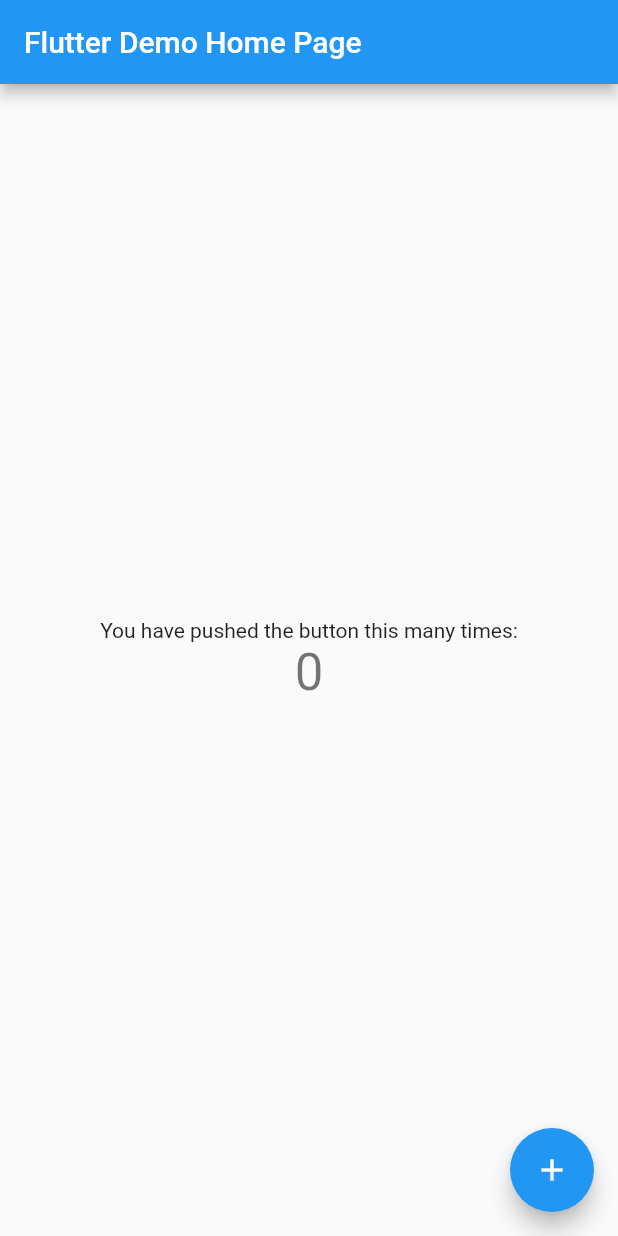
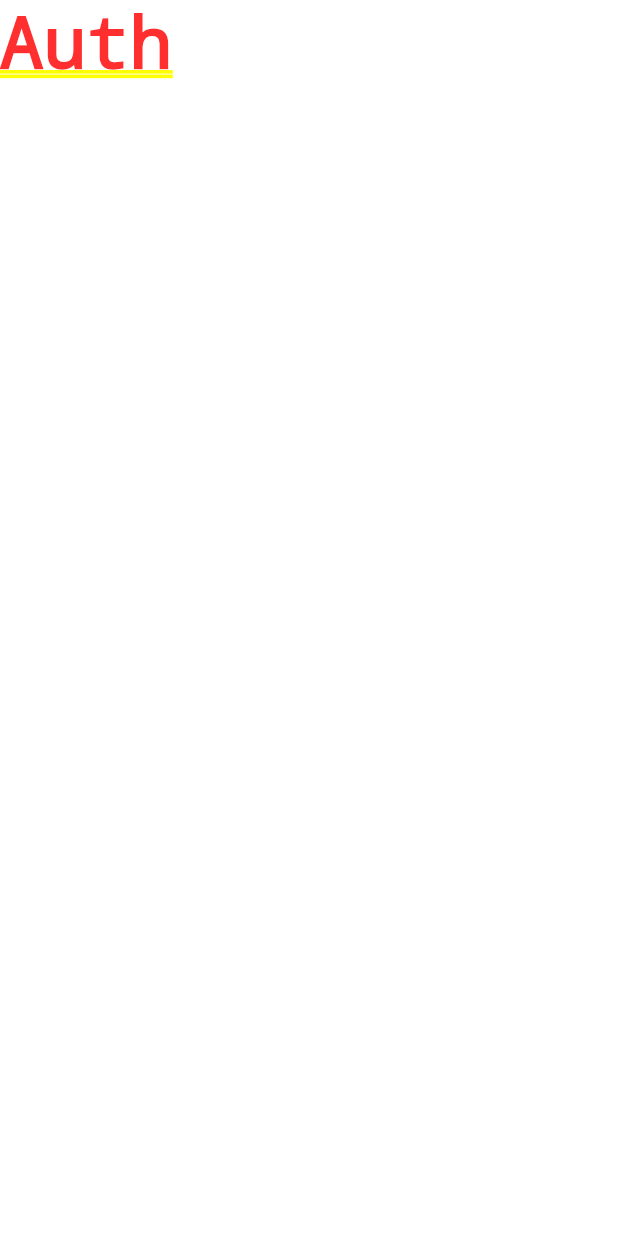
Before and after one commit to dwiyanyogaswara/flutter_tes_firebase, a Flutter app: the screen it shows after launch, on a phone screen of 412 x 824 dp. Run offline on Flutter 3.47's test engine with Material 2 defaults, Android fonts, the phone set to English and light mode, and no system bars; our stand-ins replace firebase_core; accounts and stored records are empty.

Commit message:
Step 3: create app structure

```diff
--- a/lib/main.dart
+++ b/lib/main.dart
@@ -1,5 +1,6 @@
 import 'package:flutter/material.dart';
 import 'package:firebase_core/firebase_core.dart';
+import 'package:tes_firebase/screens/wrapper.dart';
 import 'firebase_options.dart';
 
 void main() async {
@@ -16,106 +17,8 @@
   // This widget is the root of your application.
   @override
   Widget build(BuildContext context) {
-    return MaterialApp(
-      title: 'Flutter Demo',
-      theme: ThemeData(
-        // This is the theme of your application.
-        //
-        // Try running your application with "flutter run". You'll see the
-        // application has a blue toolbar. Then, without quitting the app, try
-        // changing the primarySwatch below to Colors.green and then invoke
-        // "hot reload" (press "r" in the console where you ran "flutter run",
-        // or simply save your changes to "hot reload" in a Flutter IDE).
-        // Notice that the counter didn't reset back to zero; the application
-        // is not restarted.
-        primarySwatch: Colors.blue,
-      ),
-      home: const MyHomePage(title: 'Flutter Demo Home Page'),
+    return const MaterialApp(
+      home: Wrapper(),
     );
   }
 }
-
-class MyHomePage extends StatefulWidget {
-  const MyHomePage({super.key, required this.title});
-
-  // This widget is the home page of your application. It is stateful, meaning
-  // that it has a State object (defined below) that contains fields that affect
-  // how it looks.
-
-  // This class is the configuration for the state. It holds the values (in this
-  // case the title) provided by the parent (in this case the App widget) and
-  // used by the build method of the State. Fields in a Widget subclass are
-  // always marked "final".
-
-  final String title;
-
-  @override
-  State<MyHomePage> createState() => _MyHomePageState();
-}
-
-class _MyHomePageState extends State<MyHomePage> {
-  int _counter = 0;
-
-  void _incrementCounter() {
-    setState(() {
-      // This call to setState tells the Flutter framework that something has
-      // changed in this State, which causes it to rerun the build method below
-      // so that the display can reflect the updated values. If we changed
-      // _counter without calling setState(), then the build method would not be
-      // called again, and so nothing would appear to happen.
-      _counter++;
-    });
-  }
-
-  @override
-  Widget build(BuildContext context) {
-    // This method is rerun every time setState is called, for instance as done
-    // by the _incrementCounter method above.
-    //
-    // The Flutter framework has been optimized to make rerunning build methods
-    // fast, so that you can just rebuild anything that needs updating rather
-    // than having to individually change instances of widgets.
-    return Scaffold(
-      appBar: AppBar(
-        // Here we take the value from the MyHomePage object that was created by
-        // the App.build method, and use it to set our appbar title.
-        title: Text(widget.title),
-      ),
-      body: Center(
-        // Center is a layout widget. It takes a single child and positions it
-        // in the middle of the parent.
-        child: Column(
-          // Column is also a layout widget. It takes a list of children and
-          // arranges them vertically. By default, it sizes itself to fit its
-          // children horizontally, and tries to be as tall as its parent.
-          //
-          // Invoke "debug painting" (press "p" in the console, choose the
-          // "Toggle Debug Paint" action from the Flutter Inspector in Android
-          // Studio, or the "Toggle Debug Paint" command in Visual Studio Code)
-          // to see the wireframe for each widget.
-          //
-          // Column has various properties to control how it sizes itself and
-          // how it positions its children. Here we use mainAxisAlignment to
-          // center the children vertically; the main axis here is the vertical
-          // axis because Columns are vertical (the cross axis would be
-          // horizontal).
-          mainAxisAlignment: MainAxisAlignment.center,
-          children: <Widget>[
-            const Text(
-              'You have pushed the button this many times:',
-            ),
-            Text(
-              '$_counter',
-              style: Theme.of(context).textTheme.headlineMedium,
-            ),
-          ],
-        ),
-      ),
-      floatingActionButton: FloatingActionButton(
-        onPressed: _incrementCounter,
-        tooltip: 'Increment',
-        child: const Icon(Icons.add),
-      ), // This trailing comma makes auto-formatting nicer for build methods.
-    );
-  }
-}
--- /dev/null
+++ b/lib/screens/auth/auth.dart
@@ -0,0 +1,17 @@
+import 'package:flutter/material.dart';
+
+class Auth extends StatefulWidget {
+  const Auth({super.key});
+
+  @override
+  State<Auth> createState() => _AuthState();
+}
+
+class _AuthState extends State<Auth> {
+  @override
+  Widget build(BuildContext context) {
+    return Container(
+      child: Text('Auth'),
+    );
+  }
+}
--- /dev/null
+++ b/lib/screens/home/home.dart
@@ -0,0 +1,12 @@
+import 'package:flutter/material.dart';
+
+class Home extends StatelessWidget {
+  const Home({super.key});
+
+  @override
+  Widget build(BuildContext context) {
+    return Container(
+      child: Text('home'),
+    );
+  }
+}
--- /dev/null
+++ b/lib/screens/wrapper.dart
@@ -0,0 +1,12 @@
+import 'package:flutter/material.dart';
+import 'package:tes_firebase/screens/auth/auth.dart';
+import 'package:tes_firebase/screens/home/home.dart';
+
+class Wrapper extends StatelessWidget {
+  const Wrapper({super.key});
+
+  @override
+  Widget build(BuildContext context) {
+    return const Auth();
+  }
+}
```
